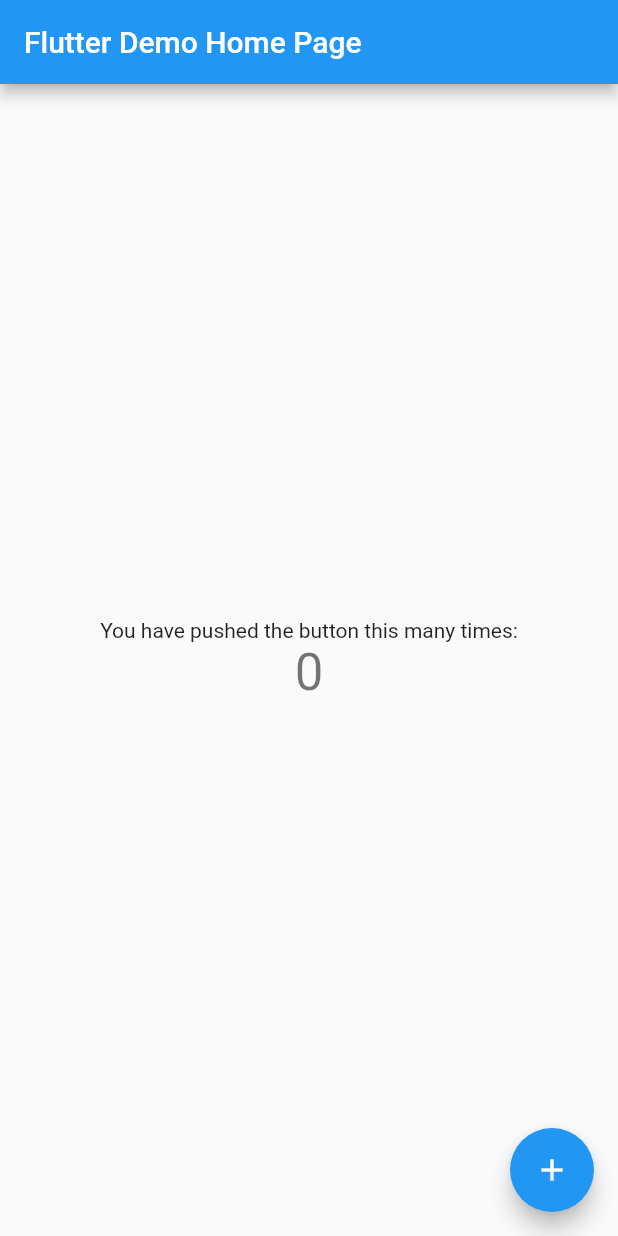
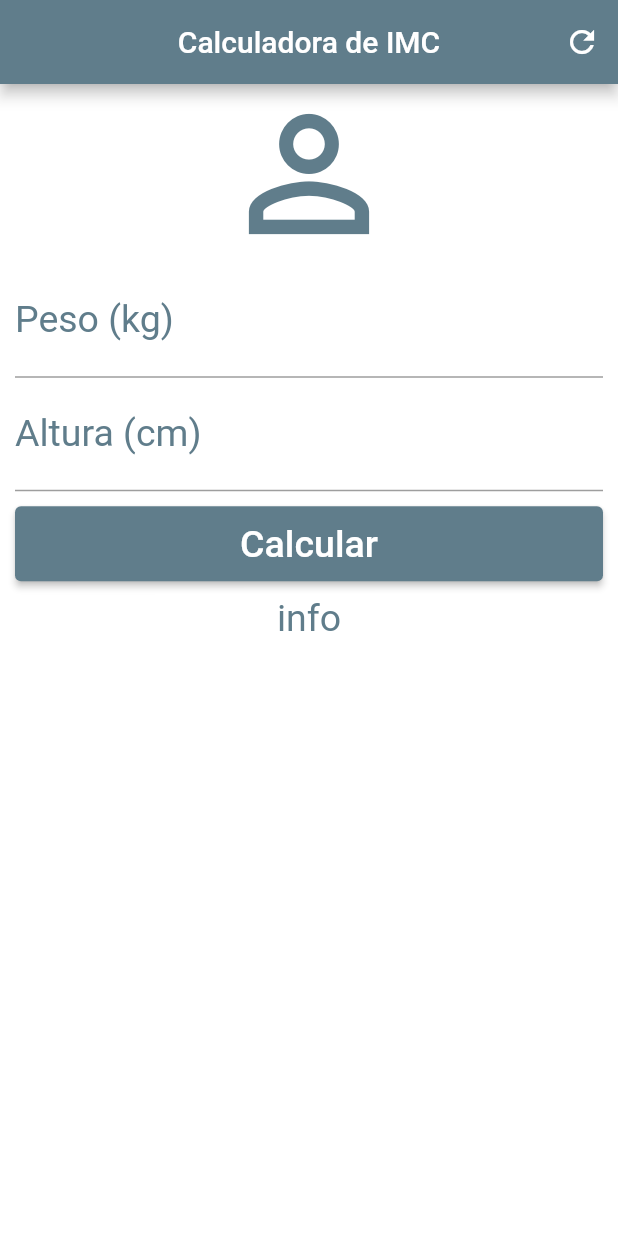
Before and after one commit to Joaopcamposs/flutter-calculoIMC, a Flutter app: the screen it shows after launch, on a phone screen of 412 x 824 dp. Run offline on Flutter 3.47's test engine with Material 2 defaults, Android fonts, the phone set to English and light mode, and no system bars.

Commit message:
Montagem do layout

```diff
--- a/lib/main.dart
+++ b/lib/main.dart
@@ -1,115 +1,84 @@
 import 'package:flutter/material.dart';
 
 void main() {
-  runApp(const MyApp());
+  runApp(MaterialApp(
+    home: Home(),
+  ));
 }
 
-class MyApp extends StatelessWidget {
-  const MyApp({Key? key}) : super(key: key);
+class Home extends StatefulWidget {
+  const Home({Key? key}) : super(key: key);
 
-  // This widget is the root of your application.
+  @override
+  _HomeState createState() => _HomeState();
+}
+
+class _HomeState extends State<Home> {
   @override
   Widget build(BuildContext context) {
-    return MaterialApp(
-      title: 'Flutter Demo',
-      theme: ThemeData(
-        // This is the theme of your application.
-        //
-        // Try running your application with "flutter run". You'll see the
-        // application has a blue toolbar. Then, without quitting the app, try
-        // changing the primarySwatch below to Colors.green and then invoke
-        // "hot reload" (press "r" in the console where you ran "flutter run",
-        // or simply save your changes to "hot reload" in a Flutter IDE).
-        // Notice that the counter didn't reset back to zero; the application
-        // is not restarted.
-        primarySwatch: Colors.blue,
+    return Scaffold(
+      appBar: AppBar(
+        title: Text("Calculadora de IMC"),
+        centerTitle: true,
+        backgroundColor: Colors.blueGrey,
+        actions: [
+          IconButton(
+            onPressed: () {},
+            icon: Icon(Icons.refresh),
+          )
+        ],
       ),
-      home: const MyHomePage(title: 'Flutter Demo Home Page'),
+      backgroundColor: Colors.white,
+      body: SingleChildScrollView(
+        padding: EdgeInsets.fromLTRB(10, 0, 10, 0),
+        child: Column(
+          crossAxisAlignment: CrossAxisAlignment.stretch,
+          children: [
+            Icon(
+              Icons.person_outline,
+              size: 120,
+              color: Colors.blueGrey,
+            ),
+            TextField(
+              keyboardType: TextInputType.number,
+              decoration: InputDecoration(
+                  labelText: "Peso (kg)",
+                  labelStyle: TextStyle(color: Colors.blueGrey)),
+              textAlign: TextAlign.center,
+              style: TextStyle(color: Colors.blueGrey, fontSize: 25),
+            ),
+            TextField(
+              keyboardType: TextInputType.number,
+              decoration: InputDecoration(
+                  labelText: "Altura (cm)",
+                  labelStyle: TextStyle(color: Colors.blueGrey)),
+              textAlign: TextAlign.center,
+              style: TextStyle(color: Colors.blueGrey, fontSize: 25),
+            ),
+            Padding(
+              padding: EdgeInsets.only(top: 10, bottom: 10),
+              child: Container(
+                height: 50,
+                child: ElevatedButton(
+                  onPressed: () {},
+                  child: Text(
+                    "Calcular",
+                    style: TextStyle(color: Colors.white, fontSize: 25),
+                  ),
+                  style: ButtonStyle(
+                      backgroundColor:
+                          MaterialStateProperty.all<Color>(Colors.blueGrey)),
+                ),
+              ),
+            ),
+            Text(
+              "info",
+              textAlign: TextAlign.center,
+              style: TextStyle(color: Colors.blueGrey, fontSize: 25),
+            )
+          ],
+        ),
+      ),
     );
   }
 }
-
-class MyHomePage extends StatefulWidget {
-  const MyHomePage({Key? key, required this.title}) : super(key: key);
-
-  // This widget is the home page of your application. It is stateful, meaning
-  // that it has a State object (defined below) that contains fields that affect
-  // how it looks.
-
-  // This class is the configuration for the state. It holds the values (in this
-  // case the title) provided by the parent (in this case the App widget) and
-  // used by the build method of the State. Fields in a Widget subclass are
-  // always marked "final".
-
-  final String title;
-
-  @override
-  State<MyHomePage> createState() => _MyHomePageState();
-}
-
-class _MyHomePageState extends State<MyHomePage> {
-  int _counter = 0;
-
-  void _incrementCounter() {
-    setState(() {
-      // This call to setState tells the Flutter framework that something has
-      // changed in this State, which causes it to rerun the build method below
-      // so that the display can reflect the updated values. If we changed
-      // _counter without calling setState(), then the build method would not be
-      // called again, and so nothing would appear to happen.
-      _counter++;
-    });
-  }
-
-  @override
-  Widget build(BuildContext context) {
-    // This method is rerun every time setState is called, for instance as done
-    // by the _incrementCounter method above.
-    //
-    // The Flutter framework has been optimized to make rerunning build methods
-    // fast, so that you can just rebuild anything that needs updating rather
-    // than having to individually change instances of widgets.
-    return Scaffold(
-      appBar: AppBar(
-        // Here we take the value from the MyHomePage object that was created by
-        // the App.build method, and use it to set our appbar title.
-        title: Text(widget.title),
-      ),
-      body: Center(
-        // Center is a layout widget. It takes a single child and positions it
-        // in the middle of the parent.
-        child: Column(
-          // Column is also a layout widget. It takes a list of children and
-          // arranges them vertically. By default, it sizes itself to fit its
-          // children horizontally, and tries to be as tall as its parent.
-          //
-          // Invoke "debug painting" (press "p" in the console, choose the
-          // "Toggle Debug Paint" action from the Flutter Inspector in Android
-          // Studio, or the "Toggle Debug Paint" command in Visual Studio Code)
-          // to see the wireframe for each widget.
-          //
-          // Column has various properties to control how it sizes itself and
-          // how it positions its children. Here we use mainAxisAlignment to
-          // center the children vertically; the main axis here is the vertical
-          // axis because Columns are vertical (the cross axis would be
-          // horizontal).
-          mainAxisAlignment: MainAxisAlignment.center,
-          children: <Widget>[
-            const Text(
-              'You have pushed the button this many times:',
-            ),
-            Text(
-              '$_counter',
-              style: Theme.of(context).textTheme.headline4,
-            ),
-          ],
-        ),
-      ),
-      floatingActionButton: FloatingActionButton(
-        onPressed: _incrementCounter,
-        tooltip: 'Increment',
-        child: const Icon(Icons.add),
-      ), // This trailing comma makes auto-formatting nicer for build methods.
-    );
-  }
-}
```
Also changed, not shown: 1 other file.
